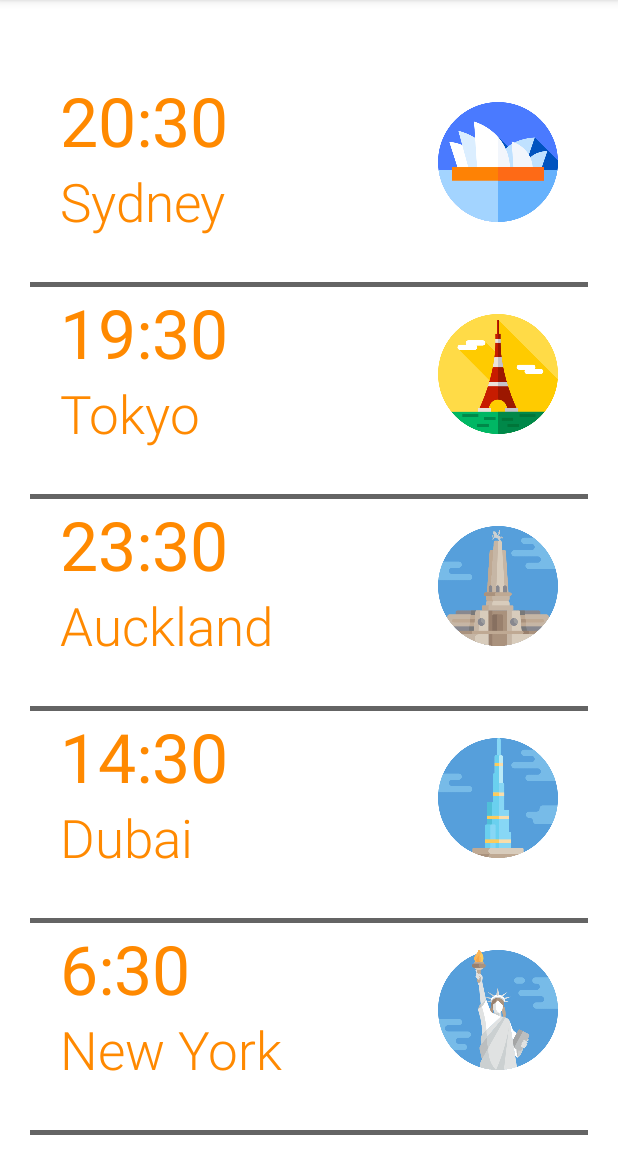
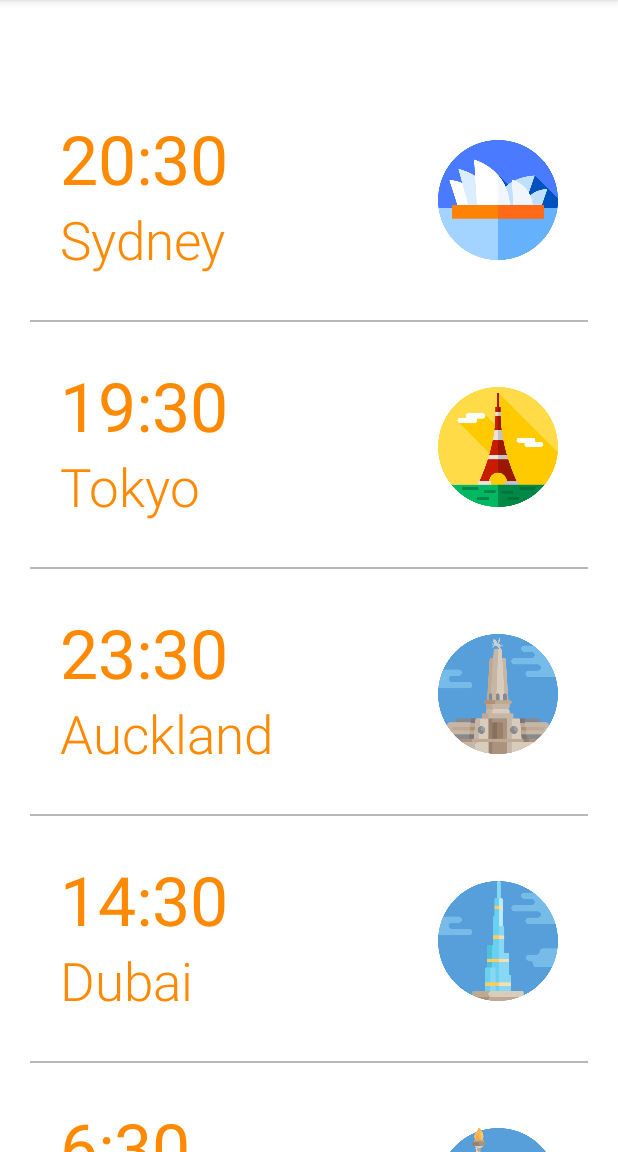
Before and after one commit to nicky951/INFS3634Assignment1, an Android app: the screen it shows after launch (MainActivity), on a phone screen of 412 x 824 dp, the part 84-1236 px from its top. Run offline under Robolectric (Android 15) with nearby library versions, the phone set to English and light mode, and no system bars.

Commit message:
spacing fixes

```diff
--- a/app/src/main/res/layout/auckland_time.xml
+++ b/app/src/main/res/layout/auckland_time.xml
@@ -7,7 +7,8 @@
     android:layout_height="wrap_content"
     android:background="#FFFFFF"
     tools:context=".MainActivity"
-    android:paddingBottom="30dp">
+    android:paddingBottom="30dp"
+    android:paddingTop="25dp">
 
     <TextView
         android:id="@+id/aucklandtime"
--- a/app/src/main/res/layout/divider.xml
+++ b/app/src/main/res/layout/divider.xml
@@ -5,7 +5,9 @@
 
     <androidx.constraintlayout.widget.ConstraintLayout
         android:layout_width="fill_parent"
-        android:layout_height="3dp"
-        android:background="#646464">
+        android:layout_height="1dp"
+        android:background="#B8B8B8"
+        android:paddingStart="40dp"
+        android:paddingEnd="20dp">
     </androidx.constraintlayout.widget.ConstraintLayout>
 </LinearLayout>
--- a/app/src/main/res/layout/dubai_time.xml
+++ b/app/src/main/res/layout/dubai_time.xml
@@ -7,7 +7,8 @@
     android:layout_height="wrap_content"
     android:background="#FFFFFF"
     tools:context=".MainActivity"
-    android:paddingBottom="30dp">
+    android:paddingBottom="30dp"
+    android:paddingTop="25dp">
 
     <TextView
         android:id="@+id/dubaitime"
--- a/app/src/main/res/layout/newyork_time.xml
+++ b/app/src/main/res/layout/newyork_time.xml
@@ -7,7 +7,8 @@
     android:layout_height="wrap_content"
     android:background="#FFFFFF"
     tools:context=".MainActivity"
-    android:paddingBottom="30dp">
+    android:paddingBottom="30dp"
+    android:paddingTop="25dp">
 
     <TextView
         android:id="@+id/newyorktime"
--- a/app/src/main/res/layout/sydney_time.xml
+++ b/app/src/main/res/layout/sydney_time.xml
@@ -7,7 +7,8 @@
     android:layout_height="wrap_content"
     android:background="#FFFFFF"
     tools:context=".MainActivity"
-    android:paddingBottom="30dp">
+    android:paddingBottom="30dp"
+    android:paddingTop="25dp">
 
     <TextView
         android:id="@+id/sydneytime"
--- a/app/src/main/res/layout/tokyo_time.xml
+++ b/app/src/main/res/layout/tokyo_time.xml
@@ -7,7 +7,8 @@
     android:layout_height="wrap_content"
     android:background="#FFFFFF"
     tools:context=".MainActivity"
-    android:paddingBottom="30dp">
+    android:paddingBottom="30dp"
+    android:paddingTop="25dp">
 
     <TextView
         android:id="@+id/tokyotime"
```
Also changed, not shown: 13 other files.
